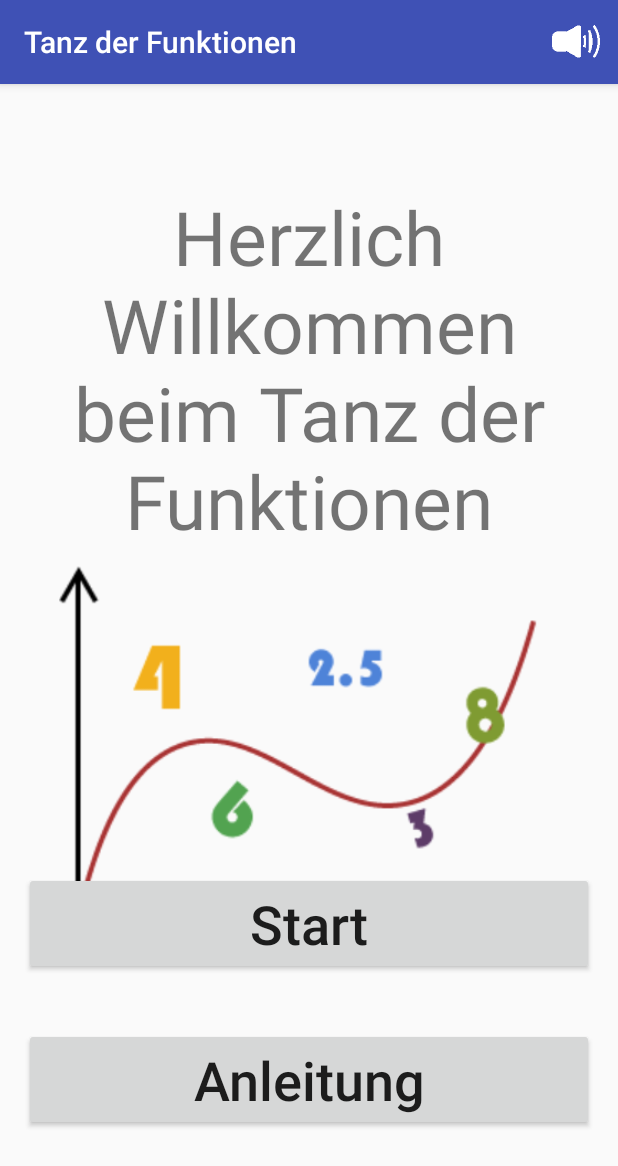
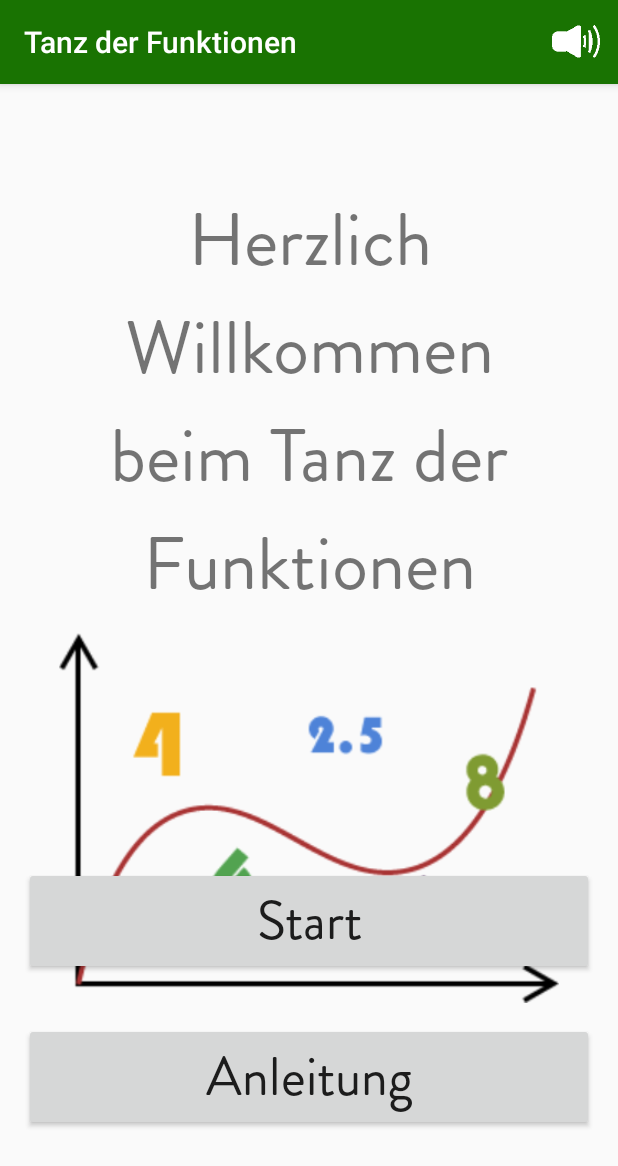
Before and after one commit to Kathixx/TanzDerFunktionen2, an Android app: the screen it shows after launch (MainActivity), on a phone screen of 412 x 824 dp. Shown: the top 1166 px of the screen. Run offline under Robolectric (Android 15) with nearby library versions, the phone set to English and light mode, and no system bars.

Commit message:
Soweit so gut

```diff
--- a/app/src/main/java/com/example/arabellaprivat/tanzderfunktionen/Activities/MainActivity.java
+++ b/app/src/main/java/com/example/arabellaprivat/tanzderfunktionen/Activities/MainActivity.java
@@ -76,8 +76,8 @@ public class MainActivity extends AppCompatActivity {
         super.onCreate(savedInstanceState);
         setContentView(R.layout.activity_main);
 
-        // Schriftart
-        //FontOverride.setDefaultFont(this, "DEFAULT", "Brandon_reg.otf");
+        FontChangeCrawler fontChanger = new FontChangeCrawler(getAssets(), "fonts/Brandon_reg.otf");
+        fontChanger.replaceFonts((ViewGroup)this.findViewById(android.R.id.content));
 
         Log.d(LOG_TAG, "Das Datenquellen-Objekt wird angelegt.");
         dataSource = new Datasource(this);
--- /dev/null
+++ b/app/src/main/java/com/example/arabellaprivat/tanzderfunktionen/activities/FontChangeCrawler.java
@@ -0,0 +1,40 @@
+package com.example.arabellaprivat.tanzderfunktionen.activities;
+
+/**
+ * Created by Kathi on 09.01.2017.
+ * Quelle: https://coderwall.com/p/qxxmaa/android-use-a-cust
+ */
+
+        import android.content.res.AssetManager;
+        import android.graphics.Typeface;
+        import android.view.View;
+        import android.view.ViewGroup;
+        import android.widget.TextView;
+
+
+public class FontChangeCrawler {
+    private Typeface typeface;
+
+    public FontChangeCrawler(Typeface typeface) {
+        this.typeface = typeface;
+    }
+
+    public FontChangeCrawler(AssetManager assets, String assetsFontFileName) {
+        typeface = Typeface.createFromAsset(assets, assetsFontFileName);
+    }
+
+    public void replaceFonts(ViewGroup viewTree) {
+        View child;
+        for(int i = 0; i < viewTree.getChildCount(); ++i) {
+            child = viewTree.getChildAt(i);
+            if(child instanceof ViewGroup) {
+                // recursive call
+                replaceFonts((ViewGroup)child);
+            }
+            else if(child instanceof TextView) {
+                // base case
+                ((TextView) child).setTypeface(typeface);
+            }
+        }
+    }
+}
--- a/app/src/main/java/com/example/arabellaprivat/tanzderfunktionen/database/Datasource.java
+++ b/app/src/main/java/com/example/arabellaprivat/tanzderfunktionen/database/Datasource.java
@@ -170,7 +170,7 @@ public class Datasource  {
      */
     public ArrayList<Integer> Int_Entries () {
         //Cursor der level und punkte der tabelle zwischenspeicher durchläuft
-        Cursor c = database.rawQuery("SELECT level, punkte1, punkte2, punkte3, punkte4, punkte5 FROM " + DatabaseHelper.DB_TABLE_2, null);
+        Cursor c = database.rawQuery("SELECT level, points1, points2, points3, points4, points5 FROM " + DatabaseHelper.DB_TABLE_2, null);
         //auslesen der Indices
         int akt_level = c.getColumnIndex(DatabaseHelper.STORE_LEVEL);
         int akt_punkte_1 = c.getColumnIndex(DatabaseHelper.STORE_POINTS_1);
--- a/app/src/main/res/values/colors.xml
+++ b/app/src/main/res/values/colors.xml
@@ -1,6 +1,7 @@
 <?xml version="1.0" encoding="utf-8"?>
 <resources>
-    <color name="colorPrimary">#3f51b5</color>
-    <color name="colorPrimaryDark">#303F9F</color>
+    <color name="colorPrimary">#197302</color>
+    <color name="colorPrimaryDark">#155E02</color>
     <color name="colorAccent">#FF4081</color>
+    <color name="btnColor">#8cb804</color>
 </resources>
```
